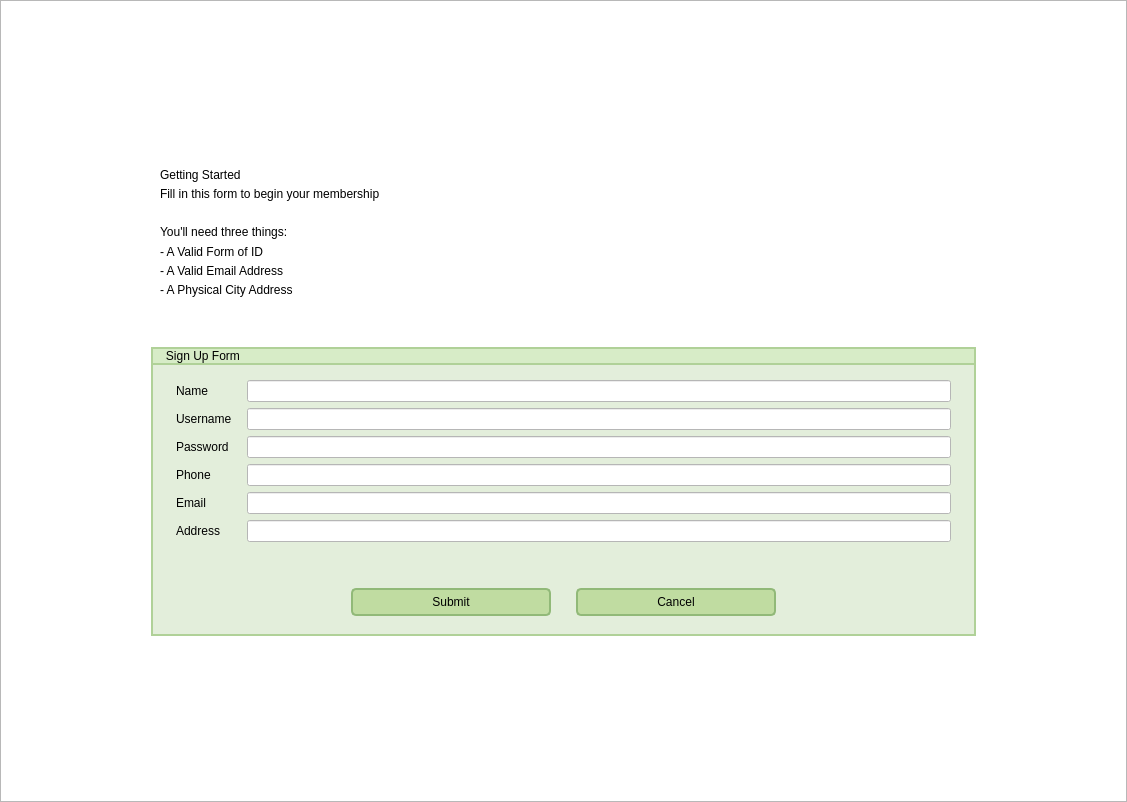
Qt form viewRegistration.ui (Mr-Beastman/CS106_A2) before a commit.
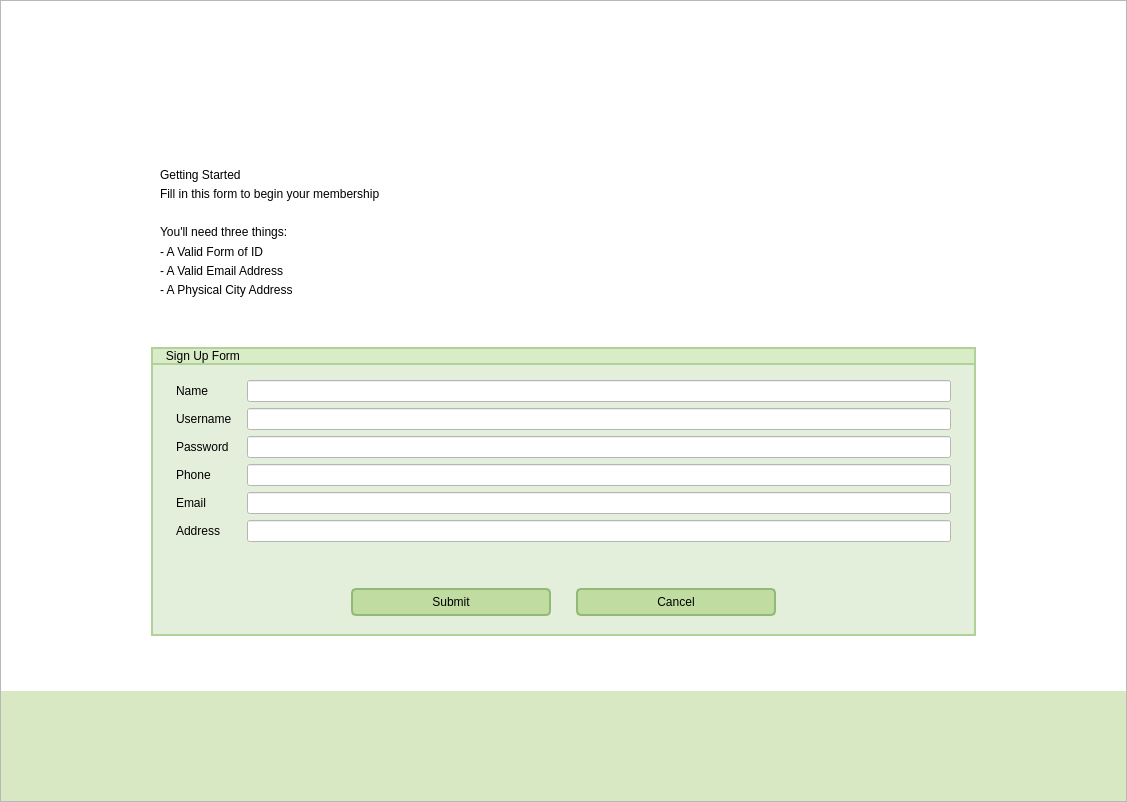
The same form after that commit. Icons and pictures are not drawn.

```diff
--- a/viewRegistration.ui
+++ b/viewRegistration.ui
@@ -101,9 +101,9 @@
       <property name="geometry">
        <rect>
         <x>0</x>
-        <y>-52</y>
+        <y>0</y>
         <width>1111</width>
-        <height>863</height>
+        <height>873</height>
        </rect>
       </property>
       <property name="sizePolicy">
@@ -522,6 +522,11 @@
            <height>110</height>
           </size>
          </property>
+         <property name="styleSheet">
+          <string notr="true">#footerBackground{
+	background-color: rgb(215, 232, 194);
+}</string>
+         </property>
          <layout class="QGridLayout" name="gridLayout" columnstretch="0,0,0">
           <item row="0" column="2">
            <spacer name="horizontalSpacer_2">
```
Left out of the diff: 3 changed lines with no effect on the pictures.
